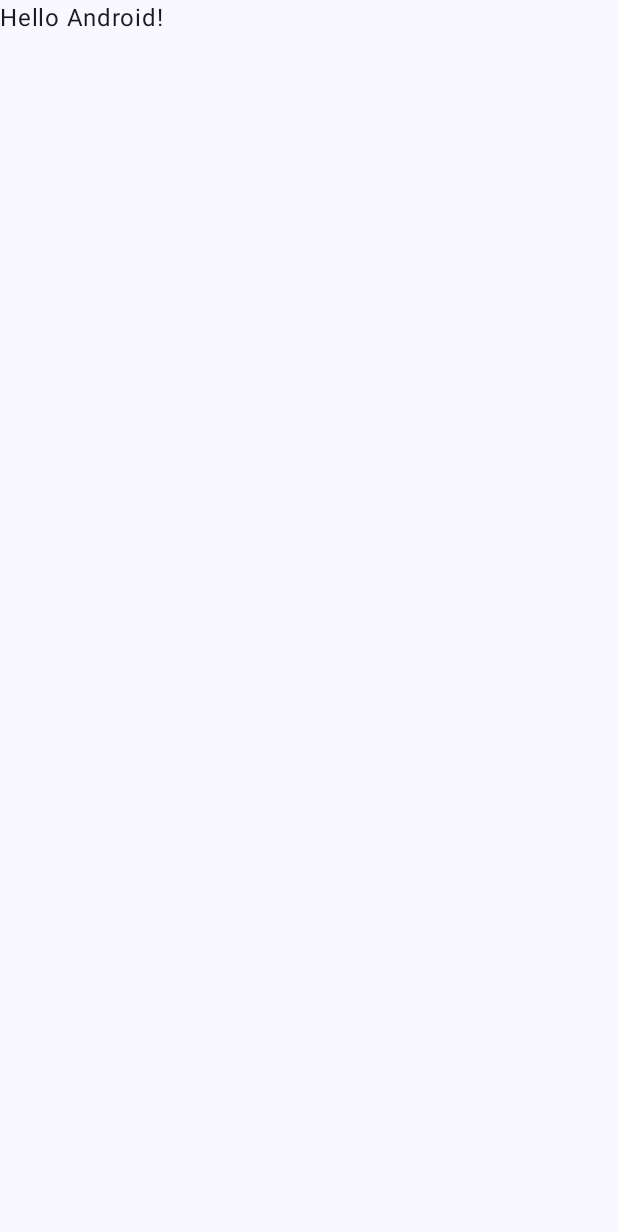
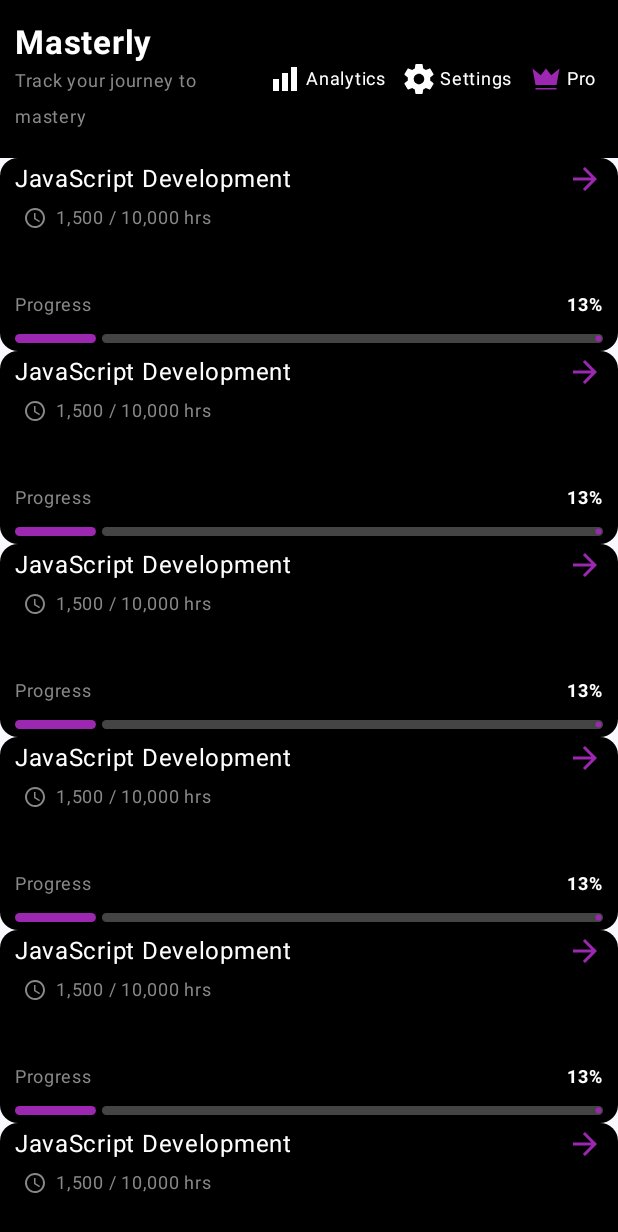
Before and after one commit to bilalali12345/Masterly, an Android app built with Jetpack Compose: the screen it shows after launch (MainActivity), on a phone screen of 412 x 824 dp. Before the commit the part shown is almost empty. Shown: the top 1232 px of the screen. Run offline under Robolectric (Android 15) with nearby library versions, the phone set to English and light mode, and no system bars; 3 statements that could not run were skipped.

Commit message:
feat: Implement initial UI and data model
This commit introduces the foundational UI components and the domain layer for the Masterly app.

- **Domain Layer:**
    - Adds the `Skill` data class to model a skill, including properties for progress tracking.

- **UI Layer:**
    - Creates a new `MainActivity` under the `Ui_Layer` package.
    - Implements a basic UI layout with a `TopBar` and a list of `SkillCard` composables.
    - Adds `TopBar`, `SkillCard`, and other utility composables in `ComposeUtilitys.kt`.
    - Implements edge-to-edge display by applying window insets.
    - Moves the original `MainActivity` to the `Ui_Layer` package.

- **Resources:**
    - Adds a new `Purple` color to `Color.kt`.
    - Updates the vector paths for `ic_settings` and `ic_pro` drawables.

```diff
--- a/app/src/main/AndroidManifest.xml
+++ b/app/src/main/AndroidManifest.xml
@@ -13,7 +13,7 @@
         android:theme="@style/Theme.Masterly"
         tools:targetApi="31">
         <activity
-            android:name=".MainActivity"
+            android:name=".Ui_Layer.MainActivity"
             android:exported="true"
             android:label="@string/app_name"
             android:theme="@style/Theme.Masterly">
--- /dev/null
+++ b/app/src/main/java/com/bilal/masterly/Domain_Layer/Skill.kt
@@ -0,0 +1,37 @@
+package com.bilal.masterly.Domain_Layer
+
+import androidx.annotation.DrawableRes
+import kotlin.math.roundToInt
+
+data class Skill(
+    val id: Long = 0L,
+    val name: String,
+    val description: String? = null,
+    val hoursCompleted: Int = 0,
+    val hoursTotal: Int = 0,
+    @field:DrawableRes val iconRes: Int? = null,
+    val colorArgb: Int? = null,
+    val level: Int? = null,
+    val isPinned: Boolean = false,
+    val startedAt: Long? = null,
+    val lastUpdated: Long = System.currentTimeMillis()
+) {
+    /** Fractional progress 0.0..1.0 — use for LinearProgressIndicator(progress = progressFraction) */
+    val progressFraction: Float
+        get() = if (hoursTotal > 0) (hoursCompleted.toFloat() / hoursTotal).coerceIn(0f, 1f) else 0f
+
+    /** Progress as an integer percent 0..100 */
+    val progressPercentage: Int
+        get() = (progressFraction * 100).roundToInt().coerceIn(0, 100)
+
+    /** Human friendly progress string like "13%" */
+    val progressDisplay: String
+        get() = "${progressPercentage}%"
+
+    /** Convenience: update completed hours (returns a copy) */
+    fun withUpdatedHours(completed: Int, updatedAt: Long = System.currentTimeMillis()): Skill =
+        copy(hoursCompleted = completed.coerceAtLeast(0), lastUpdated = updatedAt)
+
+    /** Convenience: mark skill as completed */
+    fun markComplete(): Skill = copy(hoursCompleted = hoursTotal, lastUpdated = System.currentTimeMillis())
+}
--- a/app/src/main/java/com/bilal/masterly/MainActivity.kt
+++ /dev/null
@@ -1,47 +0,0 @@
-package com.bilal.masterly
-
-import android.os.Bundle
-import androidx.activity.ComponentActivity
-import androidx.activity.compose.setContent
-import androidx.activity.enableEdgeToEdge
-import androidx.compose.foundation.layout.fillMaxSize
-import androidx.compose.foundation.layout.padding
-import androidx.compose.material3.Scaffold
-import androidx.compose.material3.Text
-import androidx.compose.runtime.Composable
-import androidx.compose.ui.Modifier
-import androidx.compose.ui.tooling.preview.Preview
-import com.bilal.masterly.ui.theme.MasterlyTheme
-
-class MainActivity : ComponentActivity() {
-    override fun onCreate(savedInstanceState: Bundle?) {
-        super.onCreate(savedInstanceState)
-        enableEdgeToEdge()
-        setContent {
-            MasterlyTheme {
-                Scaffold(modifier = Modifier.fillMaxSize()) { innerPadding ->
-                    Greeting(
-                        name = "Android",
-                        modifier = Modifier.padding(innerPadding)
-                    )
-                }
-            }
-        }
-    }
-}
-
-@Composable
-fun Greeting(name: String, modifier: Modifier = Modifier) {
-    Text(
-        text = "Hello $name!",
-        modifier = modifier
-    )
-}
-
-@Preview(showBackground = true)
-@Composable
-fun GreetingPreview() {
-    MasterlyTheme {
-        Greeting("Android")
-    }
-}
--- /dev/null
+++ b/app/src/main/java/com/bilal/masterly/Ui_Layer/ComposeUtilitys.kt
@@ -0,0 +1,174 @@
+package com.bilal.masterly.Ui_Layer
+
+import androidx.annotation.DrawableRes
+import androidx.compose.foundation.background
+import androidx.compose.foundation.layout.Column
+import androidx.compose.foundation.layout.Row
+import androidx.compose.foundation.layout.Spacer
+import androidx.compose.foundation.layout.fillMaxWidth
+import androidx.compose.foundation.layout.height
+import androidx.compose.foundation.layout.padding
+import androidx.compose.foundation.layout.size
+import androidx.compose.foundation.layout.width
+import androidx.compose.foundation.shape.RoundedCornerShape
+import androidx.compose.material.icons.Icons
+import androidx.compose.material.icons.automirrored.filled.ArrowForward
+import androidx.compose.material3.Icon
+import androidx.compose.material3.LinearProgressIndicator
+import androidx.compose.material3.Text
+import androidx.compose.runtime.Composable
+import androidx.compose.ui.Alignment
+import androidx.compose.ui.Modifier
+import androidx.compose.ui.draw.clip
+import androidx.compose.ui.graphics.Color
+import androidx.compose.ui.res.painterResource
+import androidx.compose.ui.text.font.FontWeight
+import androidx.compose.ui.tooling.preview.Preview
+import androidx.compose.ui.unit.dp
+import androidx.compose.ui.unit.sp
+import com.bilal.masterly.R
+import com.bilal.masterly.ui.theme.Purple
+
+@Composable
+fun SkillCard() {
+    Column(
+        modifier = Modifier
+            .clip(RoundedCornerShape(12.dp))
+            .background(Color.Black)
+            .fillMaxWidth()
+    ) {
+        Row(
+            modifier = Modifier
+                .fillMaxWidth()
+                .padding(horizontal = 10.dp),
+            verticalAlignment = Alignment.CenterVertically
+        ) {
+            Text(
+                text = "JavaScript Development",
+                color = Color.White,
+                modifier = Modifier
+                    .weight(1f)
+                    .padding(vertical = 2.dp)
+            )
+
+            Icon(
+                imageVector = Icons.AutoMirrored.Filled.ArrowForward,
+                contentDescription = null,
+                tint = Purple
+            )
+        }
+        Row(
+            modifier = Modifier
+                .fillMaxWidth()
+                .padding(horizontal = 15.dp),
+            verticalAlignment = Alignment.CenterVertically
+        ) {
+            Icon(
+                painter = painterResource(R.drawable.ic_clock),
+                contentDescription = null,
+                tint = Color.Gray,
+                modifier = Modifier.size(16.dp)
+            )
+
+            Spacer(Modifier.width(6.dp))
+
+            Text(
+                text = "1,500 / 10,000 hrs",
+                color = Color.Gray,
+                fontSize = 12.sp
+            )
+        }
+        Spacer(Modifier.height(32.dp))
+        Row(
+            modifier = Modifier
+                .fillMaxWidth()
+                .padding(horizontal = 10.dp),
+            verticalAlignment = Alignment.CenterVertically
+        ) {
+            Text(
+                text = "Progress",
+                color = Color.Gray,
+                fontSize = 12.sp,
+                modifier = Modifier
+                    .weight(1f)
+                    .padding(vertical = 2.dp)
+            )
+
+            Text(
+                text = "13%",
+                color = Color.White,
+                fontSize = 12.sp,
+                fontWeight = FontWeight.Bold,
+                modifier = Modifier
+                    .padding(vertical = 2.dp)
+            )
+
+
+        }
+
+        LinearProgressIndicator(
+            progress = 0.13f,
+            color = Purple,
+            trackColor = Color.DarkGray,
+            modifier = Modifier
+                .fillMaxWidth()
+                .padding(horizontal = 10.dp, vertical = 5.dp)
+                .height(6.dp)
+        )
+    }
+}
+
+@Composable
+fun TopBar() {
+    Row(
+        verticalAlignment = Alignment.CenterVertically,
+        modifier = Modifier
+            .fillMaxWidth()
+            .background(Color.Black)
+            .padding(vertical = 15.dp, horizontal = 10.dp)
+    ) {
+
+        Column(modifier = Modifier.weight(1f)) {
+            Text("Masterly", color = Color.White, fontSize = 22.sp, fontWeight = FontWeight.Bold , softWrap = false)
+            Text(
+                "Track your journey to mastery",
+                color = Color.Gray,
+                fontSize = 12.sp,
+                softWrap = true,
+                maxLines = 2
+            )
+        }
+        DifferentScreenOption(text = "Analytics", id = R.drawable.ic_analytics)
+        DifferentScreenOption(text = "Settings", id = R.drawable.ic_settings)
+        DifferentScreenOption(text = "Pro", id = R.drawable.ic_pro)
+
+
+    }
+
+}
+
+@Composable
+fun DifferentScreenOption(text: String, @DrawableRes id: Int) {
+    Row(
+        modifier = Modifier.padding(horizontal = 4.dp),
+        verticalAlignment = Alignment.CenterVertically
+    ) {
+        Icon(
+            painter = painterResource(id),
+            contentDescription = null,
+            tint = if (id == R.drawable.ic_pro) {
+                Purple
+            } else {
+                Color.White
+            },
+            modifier = Modifier.size(28.dp).padding(horizontal = 2.dp)
+        )
+        Text(text = text, color = Color.White, fontSize = 12.sp)
+    }
+}
+
+@Preview(showSystemUi = true)
+@Composable
+fun Previewer(modifier: Modifier = Modifier) {
+    TopBar()
+}
--- /dev/null
+++ b/app/src/main/java/com/bilal/masterly/Ui_Layer/MainActivity.kt
@@ -0,0 +1,49 @@
+package com.bilal.masterly.Ui_Layer
+
+import android.os.Bundle
+import android.view.WindowInsets
+import android.view.WindowInsetsController
+import androidx.activity.ComponentActivity
+import androidx.activity.compose.setContent
+import androidx.compose.foundation.layout.fillMaxSize
+import androidx.compose.foundation.layout.padding
+import androidx.compose.foundation.lazy.LazyColumn
+import androidx.compose.material3.MaterialTheme
+import androidx.compose.material3.Scaffold
+import androidx.compose.material3.Surface
+import androidx.compose.ui.Modifier
+import androidx.core.view.WindowCompat
+import com.bilal.masterly.ui.theme.MasterlyTheme
+
+class MainActivity : ComponentActivity() {
+    override fun onCreate(savedInstanceState: Bundle?) {
+        super.onCreate(savedInstanceState)
+        applyWindowInsets()
+        setContent {
+            Surface(modifier = Modifier.fillMaxSize(),
+                color = MaterialTheme.colorScheme.background) {
+                MasterlyTheme {
+                    Scaffold(
+                        containerColor = MaterialTheme.colorScheme.background,
+                        topBar = { TopBar() }
+                    ) { innerPadding ->
+                        LazyColumn(modifier = Modifier.padding(innerPadding)) {
+                            items(15) { SkillCard() }
+                        }
+                    }
+                }
+
+            }
+        }
+    }
+
+    private fun applyWindowInsets() {
+        WindowCompat.setDecorFitsSystemWindows(window, false)
+
+        window.insetsController?.apply {
+            hide(WindowInsets.Type.statusBars() or WindowInsets.Type.navigationBars())
+            systemBarsBehavior =
+                WindowInsetsController.BEHAVIOR_SHOW_TRANSIENT_BARS_BY_SWIPE
+        }
+    }
+}
--- a/app/src/main/java/com/bilal/masterly/ui/theme/Color.kt
+++ b/app/src/main/java/com/bilal/masterly/ui/theme/Color.kt
@@ -9,3 +9,4 @@ val Pink80 = Color(0xFFEFB8C8)
 val Purple40 = Color(0xFF6650a4)
 val PurpleGrey40 = Color(0xFF625b71)
 val Pink40 = Color(0xFF7D5260)
+val Purple = Color(0xFF9C27B0) // Purple
--- a/app/src/main/res/drawable/ic_settings.xml
+++ b/app/src/main/res/drawable/ic_settings.xml
@@ -5,5 +5,5 @@
     android:viewportHeight="24">
   <path
       android:fillColor="#FFFFFF"
-      android:pathData="M12,8A4,4 0 0,1 16,12A4,4 0 0,1 12,16A4,4 0 0,1 8,12A4,4 0 0,1 12,8M12,10A2,2 0 0,0 10,12A2,2 0 0,0 12,14A2,2 0 0,0 14,12A2,2 0 0,0 12,10M12,2A10,10 0 0,1 22,12A10,10 0 0,1 12,22A10,10 0 0,1 2,12A10,10 0 0,1 12,2Z"/>
+      android:pathData="M19.43,12.98C19.47,12.65 19.5,12.33 19.5,12C19.5,11.67 19.47,11.34 19.43,11L21.54,9.37C21.73,9.22 21.78,8.95 21.66,8.73L19.66,5.27C19.54,5.05 19.27,4.96 19.05,5.05L16.56,6.05C16.04,5.66 15.46,5.32 14.8,5.07L14.45,2.42C14.4,2.18 14.21,2 13.96,2H10.04C9.79,2 9.6,2.18 9.55,2.42L9.2,5.07C8.54,5.32 7.96,5.66 7.44,6.05L4.95,5.05C4.73,4.96 4.46,5.05 4.34,5.27L2.34,8.73C2.21,8.95 2.27,9.22 2.46,9.37L4.57,11C4.53,11.34 4.5,11.67 4.5,12C4.5,12.33 4.53,12.65 4.57,12.98L2.46,14.63C2.27,14.78 2.21,15.05 2.34,15.27L4.34,18.73C4.46,18.95 4.73,19.03 4.95,18.95L7.44,17.94C7.96,18.34 8.54,18.68 9.2,18.93L9.55,21.58C9.6,21.82 9.79,22 10.04,22H13.96C14.21,22 14.4,21.82 14.45,21.58L14.8,18.93C15.46,18.68 16.04,18.34 16.56,17.94L19.05,18.95C19.27,19.03 19.54,18.95 19.66,18.73L21.66,15.27C21.78,15.05 21.73,14.78 21.54,14.63L19.43,12.98ZM12,15.5C10.07,15.5 8.5,13.93 8.5,12C8.5,10.07 10.07,8.5 12,8.5C13.93,8.5 15.5,10.07 15.5,12C15.5,13.93 13.93,15.5 12,15.5Z"/>
 </vector>
```
Also changed, not shown: app/src/main/res/drawable/ic_pro.xml (line endings or trailing spaces).
